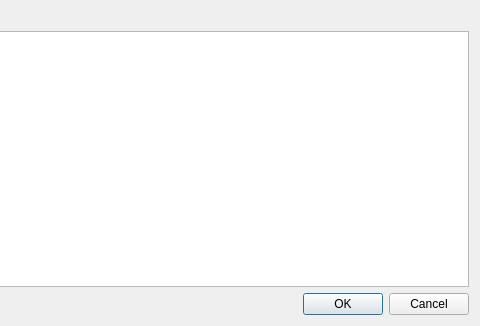
First picture: the form in kmymoney/views/ktransactionselectdlg.ui, repository KDE/kmymoney, before the edit; both pictures show x 288 to 768 and y 0 to 326 of the 768 by 326 pixel window.
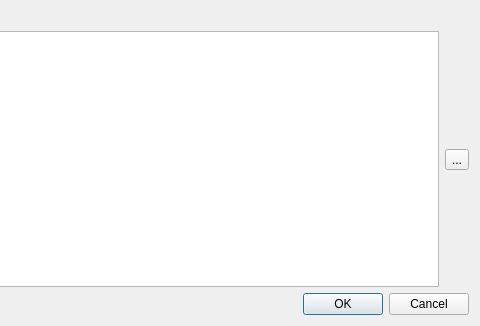
Second picture: the form after the edit. Custom widgets are drawn as their Qt base class.

Diff of the .ui file:
```diff
--- a/kmymoney/views/ktransactionselectdlg.ui
+++ b/kmymoney/views/ktransactionselectdlg.ui
@@ -13,7 +13,7 @@
   <property name="windowTitle">
    <string>Select Transaction</string>
   </property>
-  <layout class="QVBoxLayout" name="verticalLayout">
+  <layout class="QVBoxLayout" name="verticalLayout_2">
    <item>
     <widget class="QLabel" name="label">
      <property name="text">
@@ -25,7 +25,48 @@
     </widget>
    </item>
    <item>
-    <widget class="LedgerView" name="m_ledgerView"/>
+    <layout class="QHBoxLayout" name="horizontalLayout">
+     <item>
+      <widget class="LedgerView" name="m_ledgerView"/>
+     </item>
+     <item>
+      <layout class="QVBoxLayout" name="verticalLayout">
+       <item>
+        <spacer name="vs2">
+         <property name="orientation">
+          <enum>Qt::Vertical</enum>
+         </property>
+         <property name="sizeHint" stdset="0">
+          <size>
+           <width>20</width>
+           <height>40</height>
+          </size>
+         </property>
+        </spacer>
+       </item>
+       <item>
+        <widget class="QToolButton" name="switchButton">
+         <property name="text">
+          <string>...</string>
+         </property>
+        </widget>
+       </item>
+       <item>
+        <spacer name="vs1">
+         <property name="orientation">
+          <enum>Qt::Vertical</enum>
+         </property>
+         <property name="sizeHint" stdset="0">
+          <size>
+           <width>20</width>
+           <height>40</height>
+          </size>
+         </property>
+        </spacer>
+       </item>
+      </layout>
+     </item>
+    </layout>
    </item>
    <item>
     <widget class="QDialogButtonBox" name="buttonBox">
```
